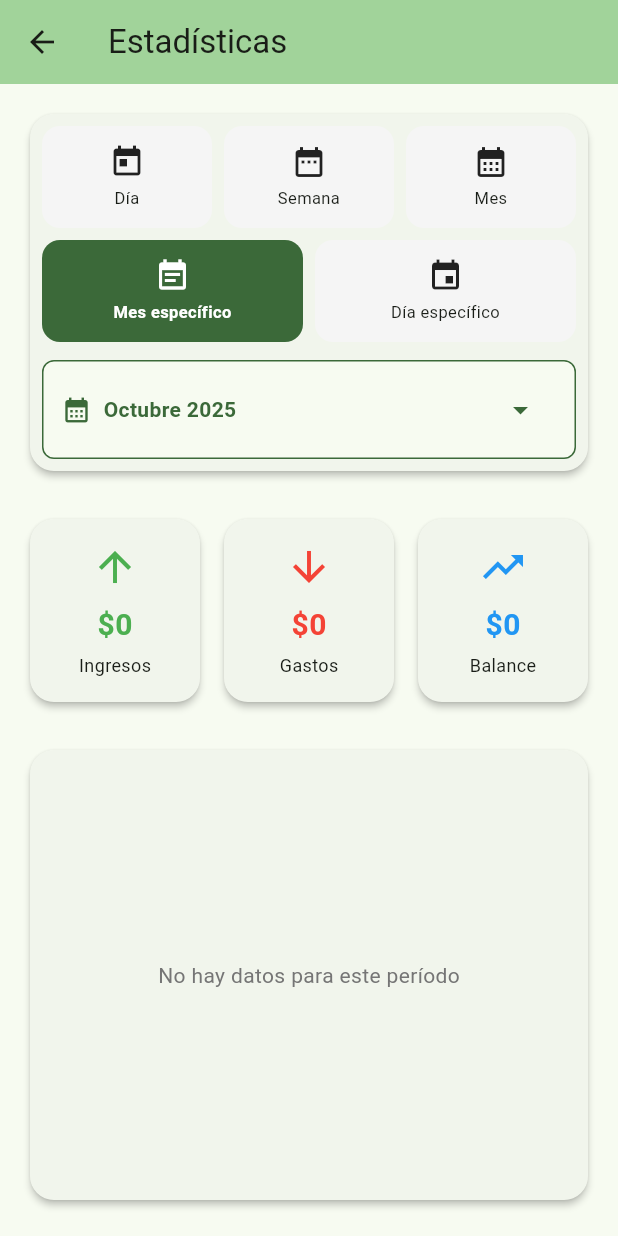
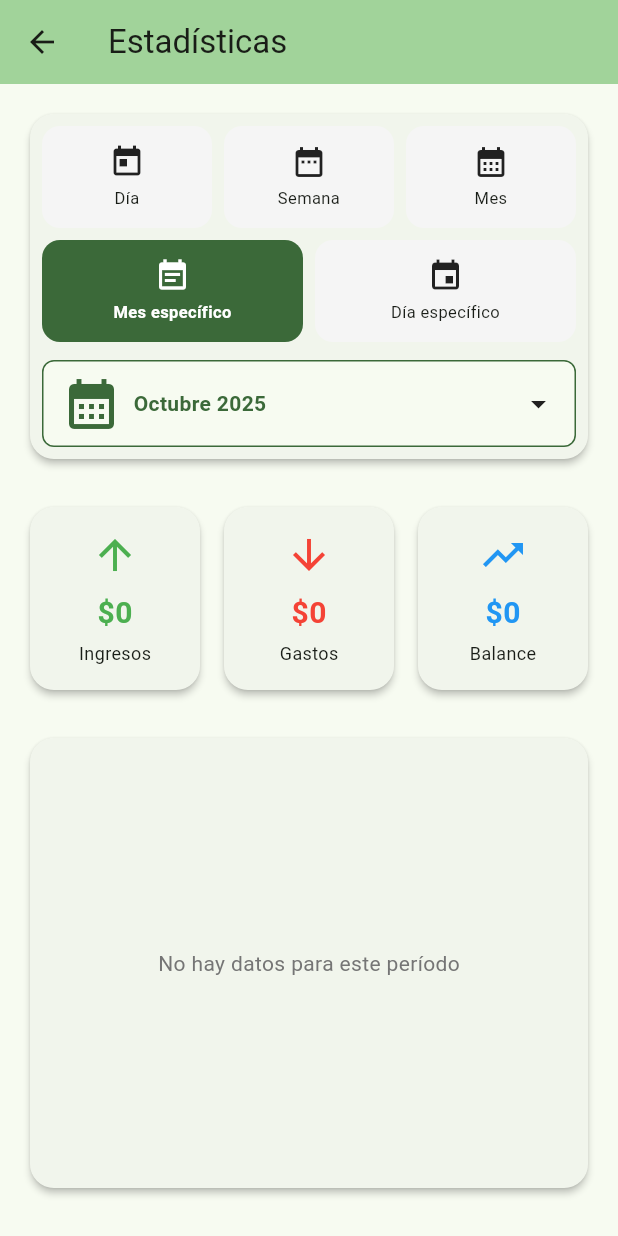
Before and after one commit to Mentitos/finanzaslibre, a Flutter app: the StatisticsScreen screen opened directly with empty values, after a tap on "Mes específico", on a phone screen of 412 x 824 dp. Run offline on Flutter 3.47's test engine with Material 3 defaults, Android fonts, the phone set to English and light mode, and no system bars; our stand-ins replace fl_chart, local_auth, shared_preferences; missing offline and left inert: fuzzywuzzy; accounts and stored records are empty.

```diff
--- a/finanzas/lib/screens/statistics_screen.dart
+++ b/finanzas/lib/screens/statistics_screen.dart
@@ -454,7 +454,10 @@ class _StatisticsScreenState extends State<StatisticsScreen> {
   final now = DateTime.now();
   final selectedMonth = _selectedSpecificMonth ?? now;
 
-    return Container(
+  return InkWell(
+    borderRadius: BorderRadius.circular(8),
+    onTap: () => _selectMonth(context), // ahora toca cualquier parte
+    child: Container(
       padding: const EdgeInsets.symmetric(horizontal: 12, vertical: 8),
       decoration: BoxDecoration(
         color: Theme.of(context).colorScheme.surface,
@@ -463,9 +466,11 @@ class _StatisticsScreenState extends State<StatisticsScreen> {
       ),
       child: Row(
         children: [
-          Icon(Icons.calendar_month,
+          Icon(
+            Icons.calendar_month,
             color: Theme.of(context).colorScheme.primary,
-            size: 20),
+            size: 40,
+          ),
           const SizedBox(width: 8),
           Expanded(
             child: Text(
@@ -476,21 +481,22 @@ class _StatisticsScreenState extends State<StatisticsScreen> {
               ),
             ),
           ),
-          IconButton(
-            icon: const Icon(Icons.arrow_drop_down),
-            onPressed: () => _selectMonth(context),
-            color: Theme.of(context).colorScheme.primary,
+          const Icon(Icons.arrow_drop_down), // ya no necesita onPressed
+        ],
       ),
-        ],
     ),
   );
 }
+
 
   Widget _buildDaySelector() {
   final now = DateTime.now();
   final selectedDay = _selectedSpecificDay ?? now;
 
-    return Container(
+  return InkWell(
+    borderRadius: BorderRadius.circular(8),
+    onTap: () => _selectDay(context),
+    child: Container(
       padding: const EdgeInsets.symmetric(horizontal: 12, vertical: 8),
       decoration: BoxDecoration(
         color: Theme.of(context).colorScheme.surface,
@@ -499,9 +505,11 @@ class _StatisticsScreenState extends State<StatisticsScreen> {
       ),
       child: Row(
         children: [
-          Icon(Icons.event,
+          Icon(
+            Icons.event,
             color: Theme.of(context).colorScheme.primary,
-            size: 20),
+            size: 40,
+          ),
           const SizedBox(width: 8),
           Expanded(
             child: Text(
@@ -512,15 +520,13 @@ class _StatisticsScreenState extends State<StatisticsScreen> {
               ),
             ),
           ),
-          IconButton(
-            icon: const Icon(Icons.arrow_drop_down),
-            onPressed: () => _selectDay(context),
-            color: Theme.of(context).colorScheme.primary,
+          const Icon(Icons.arrow_drop_down),
+        ],
       ),
-        ],
     ),
   );
 }
+
 
   String _formatMonthYear(DateTime date) {
     const months = [
```
Lines whose indentation alone changed are shown as unchanged.
